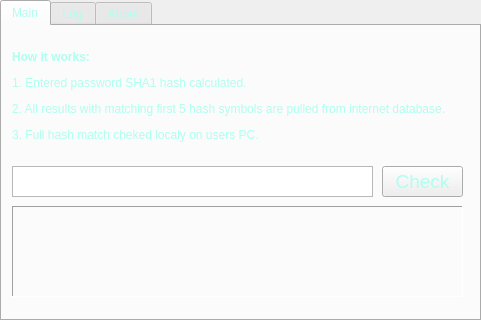
Old version of the form pwnCheck.ui in the repository f5AFfMhv/pwnCheck_GUI.
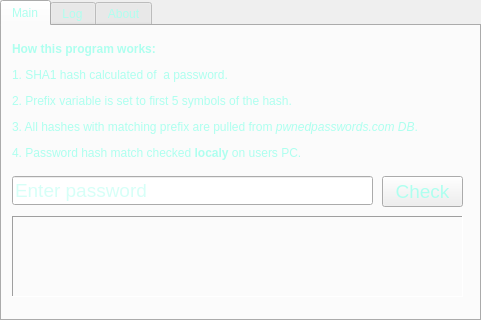
New version of the form.

What changed in the file:
```diff
--- a/pwnCheck.ui
+++ b/pwnCheck.ui
@@ -64,7 +64,7 @@
       <property name="geometry">
        <rect>
         <x>380</x>
-        <y>140</y>
+        <y>150</y>
         <width>81</width>
         <height>31</height>
        </rect>
@@ -82,9 +82,9 @@
       <property name="geometry">
        <rect>
         <x>10</x>
-        <y>180</y>
+        <y>190</y>
         <width>451</width>
-        <height>91</height>
+        <height>81</height>
        </rect>
       </property>
       <property name="font">
@@ -103,7 +103,10 @@
        <string/>
       </property>
       <property name="textFormat">
-       <enum>Qt::AutoText</enum>
+       <enum>Qt::RichText</enum>
+      </property>
+      <property name="alignment">
+       <set>Qt::AlignLeading|Qt::AlignLeft|Qt::AlignTop</set>
       </property>
       <property name="wordWrap">
        <bool>true</bool>
@@ -112,23 +115,13 @@
        <number>0</number>
       </property>
      </widget>
-     <widget class="QPlainTextEdit" name="passInput">
-      <property name="geometry">
-       <rect>
-        <x>10</x>
-        <y>140</y>
-        <width>361</width>
-        <height>31</height>
-       </rect>
-      </property>
-     </widget>
-     <widget class="QLabel" name="label">
+     <widget class="QLabel" name="infoLabel">
       <property name="geometry">
        <rect>
         <x>10</x>
         <y>10</y>
         <width>451</width>
-        <height>121</height>
+        <height>131</height>
        </rect>
       </property>
       <property name="text">
@@ -136,10 +129,41 @@
 &lt;html&gt;&lt;head&gt;&lt;meta name=&quot;qrichtext&quot; content=&quot;1&quot; /&gt;&lt;style type=&quot;text/css&quot;&gt;
 p, li { white-space: pre-wrap; }
 &lt;/style&gt;&lt;/head&gt;&lt;body style=&quot; font-family:'Noto Sans'; font-size:9pt; font-weight:400; font-style:normal;&quot;&gt;
-&lt;p style=&quot; margin-top:12px; margin-bottom:12px; margin-left:0px; margin-right:0px; -qt-block-indent:0; text-indent:0px;&quot;&gt;&lt;span style=&quot; font-weight:600;&quot;&gt;How it works:&lt;/span&gt;&lt;/p&gt;
-&lt;p style=&quot; margin-top:12px; margin-bottom:12px; margin-left:0px; margin-right:0px; -qt-block-indent:0; text-indent:0px;&quot;&gt;&lt;span style=&quot; font-weight:296;&quot;&gt;1. Entered password SHA1 hash calculated.&lt;/span&gt;&lt;/p&gt;
-&lt;p style=&quot; margin-top:12px; margin-bottom:12px; margin-left:0px; margin-right:0px; -qt-block-indent:0; text-indent:0px;&quot;&gt;&lt;span style=&quot; font-weight:296;&quot;&gt;2. All results with matching first 5 hash symbols are pulled from internet database. &lt;/span&gt;&lt;/p&gt;
-&lt;p style=&quot; margin-top:12px; margin-bottom:12px; margin-left:0px; margin-right:0px; -qt-block-indent:0; text-indent:0px;&quot;&gt;&lt;span style=&quot; font-weight:296;&quot;&gt;3. Full hash match cheked localy on users PC.&lt;/span&gt;&lt;/p&gt;&lt;/body&gt;&lt;/html&gt;</string>
+&lt;p style=&quot; margin-top:12px; margin-bottom:12px; margin-left:0px; margin-right:0px; -qt-block-indent:0; text-indent:0px;&quot;&gt;&lt;span style=&quot; font-weight:600;&quot;&gt;How this program works:&lt;/span&gt;&lt;/p&gt;
+&lt;p style=&quot; margin-top:12px; margin-bottom:12px; margin-left:0px; margin-right:0px; -qt-block-indent:0; text-indent:0px;&quot;&gt;&lt;span style=&quot; font-weight:296;&quot;&gt;1. SHA1 hash calculated of  a password.&lt;/span&gt;&lt;/p&gt;
+&lt;p style=&quot; margin-top:12px; margin-bottom:12px; margin-left:0px; margin-right:0px; -qt-block-indent:0; text-indent:0px;&quot;&gt;&lt;span style=&quot; font-weight:296;&quot;&gt;2. Prefix variable is set to first 5 symbols of the hash.&lt;/span&gt;&lt;/p&gt;
+&lt;p style=&quot; margin-top:12px; margin-bottom:12px; margin-left:0px; margin-right:0px; -qt-block-indent:0; text-indent:0px;&quot;&gt;&lt;span style=&quot; font-weight:296;&quot;&gt;3. All hashes with matching prefix are pulled from &lt;/span&gt;&lt;span style=&quot; font-weight:296; font-style:italic;&quot;&gt;pwnedpasswords.com DB&lt;/span&gt;&lt;span style=&quot; font-weight:296;&quot;&gt;.&lt;/span&gt;&lt;/p&gt;
+&lt;p style=&quot; margin-top:12px; margin-bottom:12px; margin-left:0px; margin-right:0px; -qt-block-indent:0; text-indent:0px;&quot;&gt;&lt;span style=&quot; font-weight:296;&quot;&gt;4. Password hash match checked &lt;/span&gt;&lt;span style=&quot; font-weight:600;&quot;&gt;localy&lt;/span&gt;&lt;span style=&quot; font-weight:296;&quot;&gt; on users PC.&lt;/span&gt;&lt;/p&gt;&lt;/body&gt;&lt;/html&gt;</string>
+      </property>
+     </widget>
+     <widget class="QLineEdit" name="passwordLineEdit">
+      <property name="geometry">
+       <rect>
+        <x>10</x>
+        <y>150</y>
+        <width>361</width>
+        <height>29</height>
+       </rect>
+      </property>
+      <property name="font">
+       <font>
+        <pointsize>14</pointsize>
+       </font>
+      </property>
+      <property name="cursor">
+       <cursorShape>IBeamCursor</cursorShape>
+      </property>
+      <property name="autoFillBackground">
+       <bool>true</bool>
+      </property>
+      <property name="echoMode">
+       <enum>QLineEdit::Password</enum>
+      </property>
+      <property name="readOnly">
+       <bool>false</bool>
+      </property>
+      <property name="placeholderText">
+       <string>Enter password</string>
       </property>
      </widget>
     </widget>
```
Left out of the diff: 2 changed lines with no effect on the pictures.
